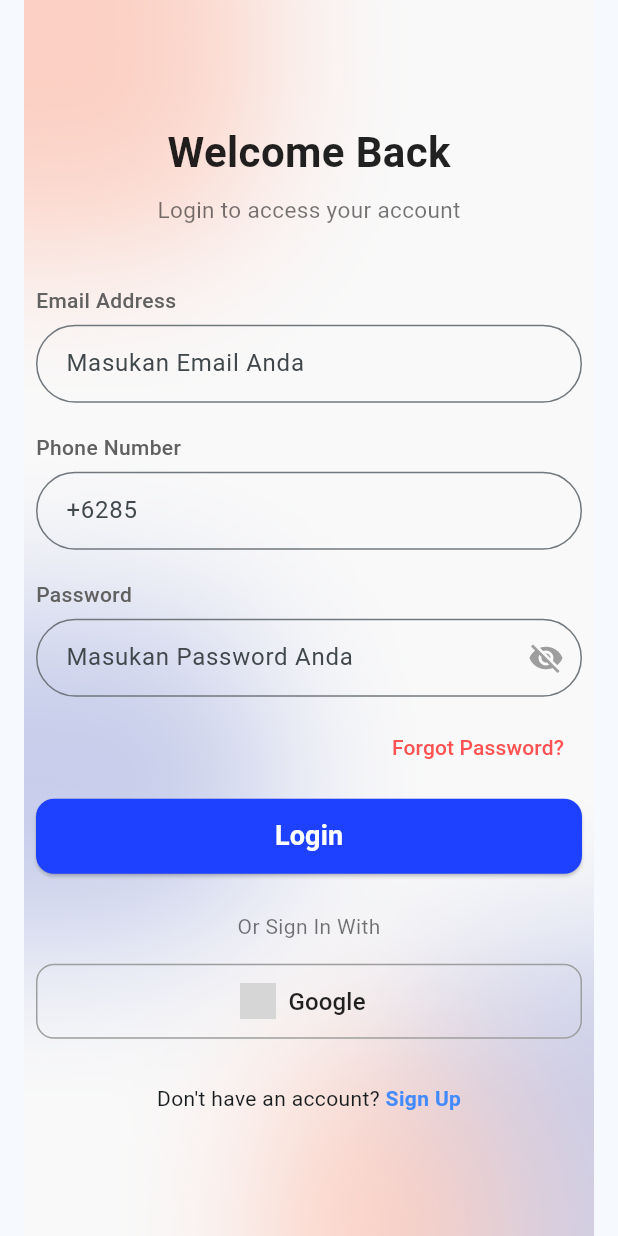
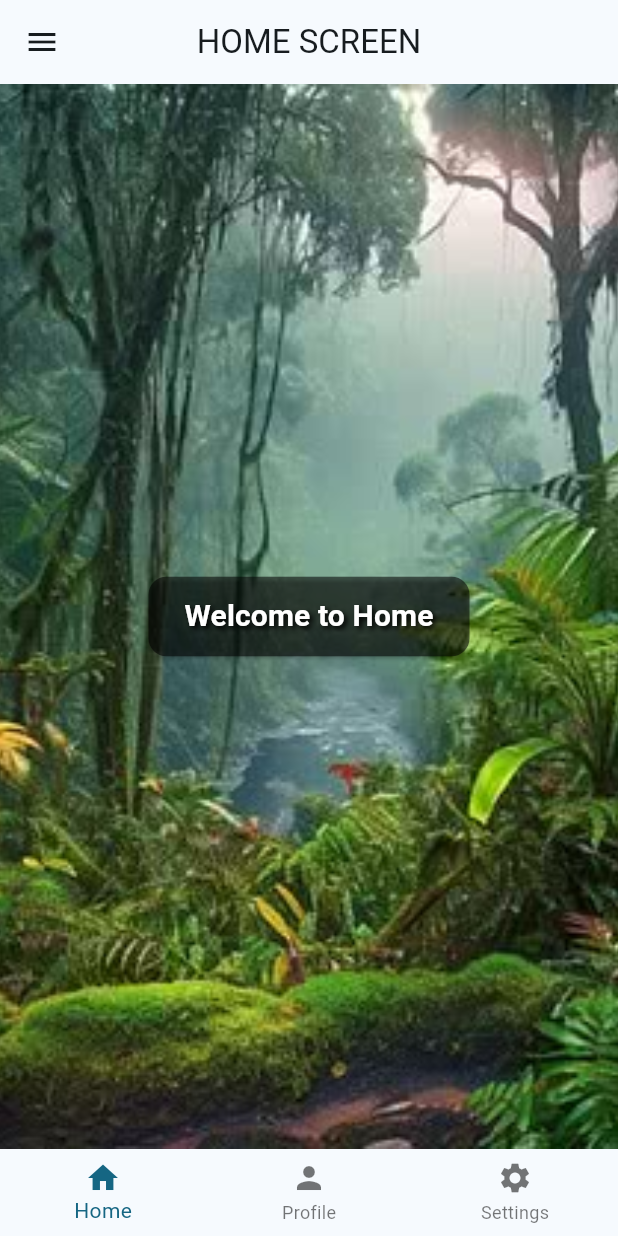
Before and after one commit to Rizkihakiki97/flutter_ppkd_4_new, a Flutter app: the screen it shows after launch, after a tap on "Login", on a phone screen of 412 x 824 dp. Run offline on Flutter 3.47's test engine with Material 3 defaults, Android fonts, the phone set to English and light mode, and no system bars; grey boxes are pictures that could not be loaded.

Commit message:
masih banyak update

```diff
--- /dev/null
+++ b/lib/day_13/googlepage.dart
@@ -0,0 +1,38 @@
+import 'package:flutter/material.dart';
+
+class Googlepage extends StatefulWidget {
+  const Googlepage({super.key});
+
+  @override
+  State<Googlepage> createState() => _GooglepageState();
+}
+
+class _GooglepageState extends State<Googlepage> {
+  @override
+  Widget build(BuildContext context) {
+    return Scaffold(
+      appBar: AppBar(title: Text("GOOGLE PAGE")),
+      backgroundColor: Colors.grey[200],
+
+      // body: Column(
+      //   children: [Image.asset('assets/image/hutan.jpg', fit: BoxFit.cover)],
+      // ),
+      bottomNavigationBar: BottomNavigationBar(
+        items: [
+          BottomNavigationBarItem(icon: Icon(Icons.home), label: "Home"),
+          BottomNavigationBarItem(icon: Icon(Icons.person), label: "Profile"),
+          BottomNavigationBarItem(
+            icon: Icon(Icons.settings),
+            label: "Settings",
+          ),
+        ],
+      ),
+      // backgroundColor: Colors.grey[200],
+      // Container(
+      //   decoration: const BoxDecoration(
+      //     image: DecorationImage(image: AssetImage('assets/image/hutan.png')),
+      //   ),
+      // ),
+    );
+  }
+}
--- /dev/null
+++ b/lib/day_13/homescreen.dart
@@ -0,0 +1,115 @@
+import 'package:flutter/material.dart';
+import 'package:flutter_ppkd_4_new/day_13/tugas_enam.dart';
+
+class Homescreen extends StatefulWidget {
+  const Homescreen({super.key});
+
+  @override
+  State<Homescreen> createState() => _HomeScreenState();
+}
+
+class _HomeScreenState extends State<Homescreen> {
+  @override
+  Widget build(BuildContext context) {
+    return Scaffold(
+      appBar: AppBar(
+        title: const Text("HOME SCREEN"),
+        centerTitle: true,
+        // leading: const Icon(Icons.arrow_back),
+      ),
+      drawer: Drawer(
+        child: ListView(
+          padding: EdgeInsets.zero,
+          children: [
+            const DrawerHeader(
+              decoration: BoxDecoration(
+                image: DecorationImage(
+                  image: AssetImage('assets/image/hutan.jpg'),
+                  fit: BoxFit.cover,
+                ),
+              ),
+              child: Text(
+                "Menu Navigasi",
+                style: TextStyle(
+                  color: Colors.white,
+                  fontSize: 24,
+                  fontWeight: FontWeight.bold,
+                  shadows: [
+                    Shadow(
+                      color: Colors.black,
+                      offset: Offset(2, 2),
+                      blurRadius: 4,
+                    ),
+                  ],
+                ),
+              ),
+            ),
+            ListTile(
+              leading: const Icon(Icons.home),
+              title: const Text("Home"),
+              onTap: () {
+                Navigator.pop(context);
+              },
+            ),
+          ],
+        ),
+      ),
+      // backgroundColor: Colors.grey[200],
+      bottomNavigationBar: BottomNavigationBar(
+        items: [
+          BottomNavigationBarItem(icon: Icon(Icons.home), label: "Home"),
+          BottomNavigationBarItem(icon: Icon(Icons.person), label: "Profile"),
+          BottomNavigationBarItem(
+            icon: Icon(Icons.settings),
+            label: "Settings",
+          ),
+        ],
+      ),
+
+      // body: Column(
+      // children: [Image.asset('assets/image/hutan.jpg', fit: BoxFit.cover)],
+      body: Container(
+        width: double.infinity,
+        height: double.infinity,
+        decoration: const BoxDecoration(
+          image: DecorationImage(
+            image: AssetImage('assets/image/hutan.jpg'),
+            fit: BoxFit.cover,
+          ),
+        ),
+        child: Center(
+          child: ElevatedButton(
+            style: ElevatedButton.styleFrom(
+              backgroundColor: Colors.black54,
+              padding: const EdgeInsets.symmetric(horizontal: 24, vertical: 12),
+              shape: RoundedRectangleBorder(
+                borderRadius: BorderRadius.circular(12),
+              ),
+            ),
+            onPressed: () {
+              Navigator.pushReplacement(
+                context,
+                MaterialPageRoute(builder: (context) => const Tugas6()),
+              );
+            },
+            child: const Text(
+              "Welcome to Home",
+              style: TextStyle(
+                fontSize: 20,
+                fontWeight: FontWeight.bold,
+                color: Colors.white,
+                shadows: [
+                  Shadow(
+                    color: Colors.black,
+                    offset: Offset(2, 2),
+                    blurRadius: 4,
+                  ),
+                ],
+              ),
+            ),
+          ),
+        ),
+      ),
+    );
+  }
+}
--- a/lib/day_13/tugas_enam.dart
+++ b/lib/day_13/tugas_enam.dart
@@ -1,4 +1,5 @@
 import 'package:flutter/material.dart';
+import 'package:flutter_ppkd_4_new/day_13/homescreen.dart';
 
 class Tugas6 extends StatefulWidget {
   const Tugas6({super.key});
@@ -91,9 +92,10 @@ class _Tugas6State extends State<Tugas6> {
           style: const TextStyle(fontSize: 16, color: Colors.black87),
         ),
         style: OutlinedButton.styleFrom(
-          side: const BorderSide(color: Colors.grey),
+          side: const BorderSide(color: Color.fromARGB(255, 248, 247, 247)),
+          backgroundColor: Colors.white,
           shape: RoundedRectangleBorder(
-            borderRadius: BorderRadius.circular(12),
+            borderRadius: BorderRadius.circular(30),
           ),
         ),
       ),
@@ -176,19 +178,48 @@ class _Tugas6State extends State<Tugas6> {
                   ),
                   const SizedBox(height: 10),
 
-                  buildButton(text: "Login", onPressed: () {}),
+                  buildButton(
+                    text: "Login",
+                    onPressed: () {
+                      Navigator.push(
+                        context,
+                        MaterialPageRoute(builder: (context) => Homescreen()),
+                      );
+                    },
+                  ),
 
                   const SizedBox(height: 25),
-                  const Text(
-                    "Or Sign In With",
-                    style: TextStyle(color: Colors.black54),
+                  Row(
+                    children: [
+                      const Expanded(
+                        child: Divider(thickness: 1, color: Colors.grey),
+                      ),
+                      Padding(
+                        padding: const EdgeInsets.symmetric(horizontal: 10),
+                        child: const Text(
+                          "Or Sign In With",
+                          style: TextStyle(
+                            color: Color.fromARGB(255, 10, 10, 10),
+                          ),
+                        ),
+                      ),
+                      Expanded(
+                        child: const Divider(thickness: 1, color: Colors.grey),
+                      ),
+                    ],
                   ),
                   const SizedBox(height: 15),
 
                   buildSocialButton(
                     iconImage: 'assets/image/iconGoogle.png',
                     text: "Google",
-                    onPressed: () {},
+                    onPressed: () {
+                      Navigator.pushNamed(context, '/googlepage');
+                      // Navigator.push(
+                      //   context,
+                      //   MaterialPageRoute(builder: (context) => Homepage()),
+                      // );
+                    },
                   ),
 
                   const SizedBox(height: 30),
--- a/lib/main.dart
+++ b/lib/main.dart
@@ -1,4 +1,6 @@
 import 'package:flutter/material.dart';
+import 'package:flutter_ppkd_4_new/day_13/googlepage.dart';
+import 'package:flutter_ppkd_4_new/day_13/homescreen.dart';
 import 'package:flutter_ppkd_4_new/day_13/tugas_enam.dart';
 // import 'package:flutter_application_1/day_10/tugas_empat.dart';
 // import 'package:flutter_application_1/day_12/tugas_state1.dart';
@@ -18,6 +20,10 @@ class MyApp extends StatelessWidget {
   @override
   Widget build(BuildContext context) {
     return MaterialApp(
+      routes: {
+        '/homescreen': (context) => const Homescreen(),
+        '/googlepage': (context) => const Googlepage(),
+      },
       title: 'Flutter Demo',
       theme: ThemeData(
         // This is the theme of your application.
```
Also changed, not shown: assets/image/hutan.jpg (added).
